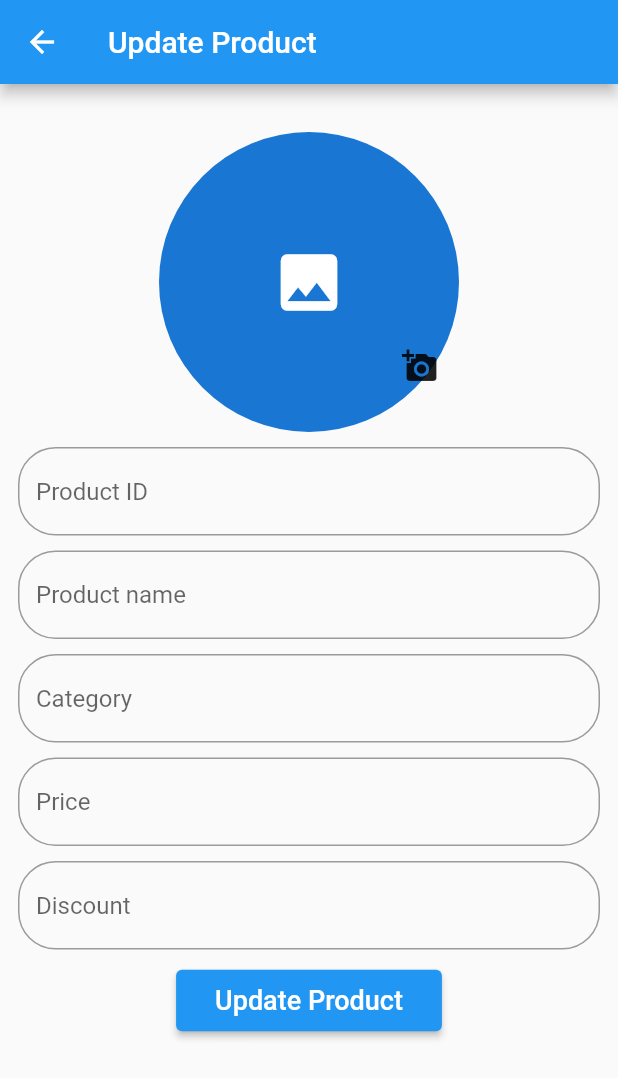
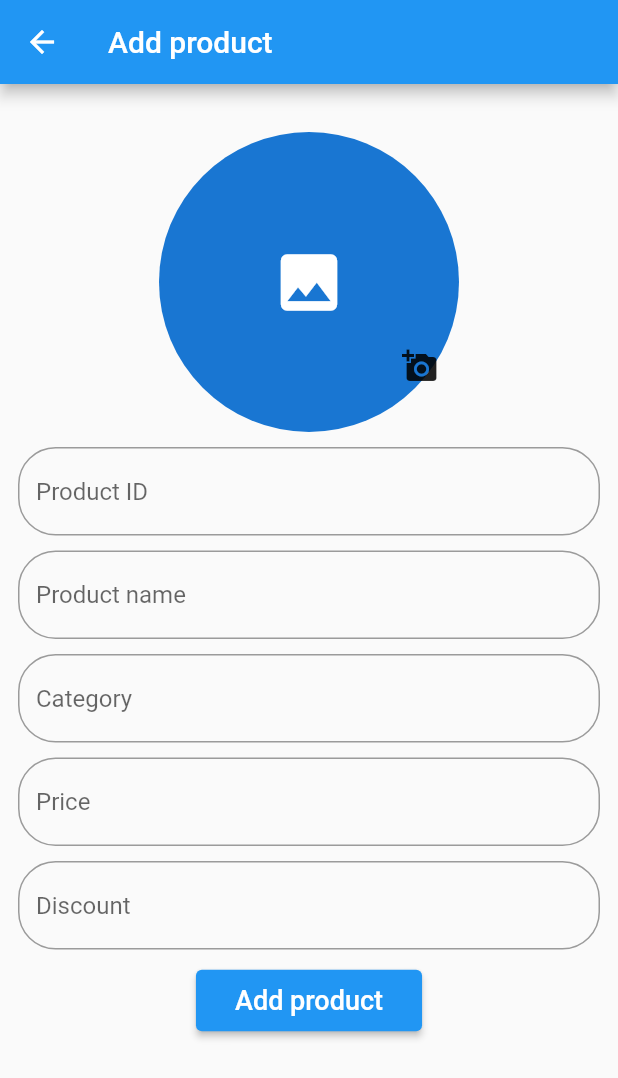
Before and after one commit to ChhailengTim/firebase_admin, a Flutter app: the screen it shows once a user with an empty profile is signed in, after a tap on the "add" icon, on a phone screen of 412 x 824 dp. Shown: the top 1078 px of the screen. Run offline on Flutter 3.47's test engine with Material 2 defaults, Android fonts, the light colour scheme and no system bars; our stand-ins replace cloud_firestore, file_picker, firebase_auth, firebase_core, get, image_picker; accounts and stored records are empty; network calls fail.

Commit message:
Update admin_screen.dart

```diff
--- a/lib/screen/admin_screen.dart
+++ b/lib/screen/admin_screen.dart
@@ -1,5 +1,6 @@
 import 'package:cloud_firestore/cloud_firestore.dart';
 import 'package:firebase_admin/controller/auth_controller.dart';
+import 'package:firebase_admin/controller/product_controller.dart';
 import 'package:firebase_admin/screen/add_product.dart';
 import 'package:flutter/material.dart';
 import 'package:get/get.dart';
@@ -11,6 +12,7 @@ class AdminScreen extends StatelessWidget {
   @override
   Widget build(BuildContext context) {
     final AuthController authController = Get.put(AuthController());
+    final proCon = Get.put(ProductController());
 
     return Scaffold(
       appBar: AppBar(
@@ -27,23 +29,127 @@ class AdminScreen extends StatelessWidget {
           ),
         ],
       ),
-      body: StreamBuilder(
-        stream: FirebaseFirestore.instance.collection('products').snapshots(),
-        builder: (index, snapshot) {
-          if (snapshot.hasError) {
-            return const Text("data");
-          }
-          return const Text("data");
-        },
+      body: Column(
+        children: [
+          Card(
+            child: Padding(
+              padding: const EdgeInsets.symmetric(horizontal: 20, vertical: 20),
+              child: Row(
+                children: const [
+                  Expanded(flex: 2, child: Text('name')),
+                  Expanded(child: Text('category')),
+                  Expanded(child: Text('price')),
+                  Expanded(
+                    child: Text('discount'),
+                  ),
+                  Expanded(
+                    child: Text('Total'),
+                  ),
+                  SizedBox(
+                    width: 80,
+                  )
+                ],
+              ),
+            ),
+          ),
+          Expanded(
+            child: StreamBuilder(
+              stream:
+                  FirebaseFirestore.instance.collection('products').snapshots(),
+              builder: (index, AsyncSnapshot<QuerySnapshot> snapshot) {
+                if (snapshot.hasError) {
+                  return Text("dat1a ${snapshot.error}");
+                }
+                if (snapshot.hasData) {
+                  return ListView(
+                    children:
+                        snapshot.data!.docs.map((DocumentSnapshot document) {
+                      Map<String, dynamic> data =
+                          document.data()! as Map<String, dynamic>;
+                      return Card(
+                        child: Padding(
+                          padding: const EdgeInsets.symmetric(
+                              horizontal: 20, vertical: 20),
+                          child: Row(
+                            children: [
+                              Expanded(flex: 2, child: Text(data['name'])),
+                              Expanded(child: Text(data['category'])),
+                              Expanded(child: Text('\$${data['price']}')),
+                              Expanded(child: Text('${data['discount']}%')),
+                              Expanded(child: Text('\$${data['total']}')),
+                              IconButton(
+                                  onPressed: () {
+                                    proCon.proID.value.text =
+                                        data['productID'].toString();
+                                    proCon.proName.value.text =
+                                        data['name'].toString();
+                                    proCon.proCate.value.text =
+                                        data['category'].toString();
+                                    proCon.proPrice.value.text =
+                                        data['price'].toString();
+                                    proCon.proDis.value.text =
+                                        data['discount'].toString();
+                                    Navigator.push(
+                                      context,
+                                      MaterialPageRoute(
+                                        builder: ((context) => AddProduct(
+                                              id: data['id'],
+                                            )),
+                                      ),
+                                    );
+                                  },
+                                  icon: const Icon(Icons.edit_rounded)),
+                              IconButton(
+                                  onPressed: () {
+                                    showDialog(
+                                      context: context,
+                                      builder: (context) => AlertDialog(
+                                        title: Text(
+                                            'Do want to delete ${data['name']}?'),
+                                        actions: [
+                                          TextButton(
+                                            onPressed: () {
+                                              Navigator.pop(context);
+                                            },
+                                            child: const Text('Cancel'),
+                                          ),
+                                          TextButton(
+                                            onPressed: () {
+                                              proCon
+                                                  .deleteProduct(data['id'])
+                                                  .then((value) {
+                                                Get.snackbar('Success',
+                                                    'Product deleted successfully',
+                                                    backgroundColor:
+                                                        Colors.red);
+                                                Navigator.pop(context);
+                                              });
+                                              // Navigator.pop(context);
+                                            },
+                                            child: const Text('Confirm'),
+                                          ),
+                                        ],
+                                      ),
+                                    );
+                                  },
+                                  icon: const Icon(Icons.delete))
+                            ],
+                          ),
+                        ),
+                      );
+                    }).toList(),
+                  );
+                }
+                return const SizedBox();
+              },
+            ),
+          ),
+        ],
       ),
       floatingActionButton: FloatingActionButton(
         onPressed: () {
-          Navigator.push(
-              context,
-              MaterialPageRoute(
-                  builder: (context) => AddProduct(
-                        id: '',
-                      )));
+          Navigator.push(context,
+              MaterialPageRoute(builder: (context) => const AddProduct()));
         },
         child: const Icon(Icons.add),
       ),
```
